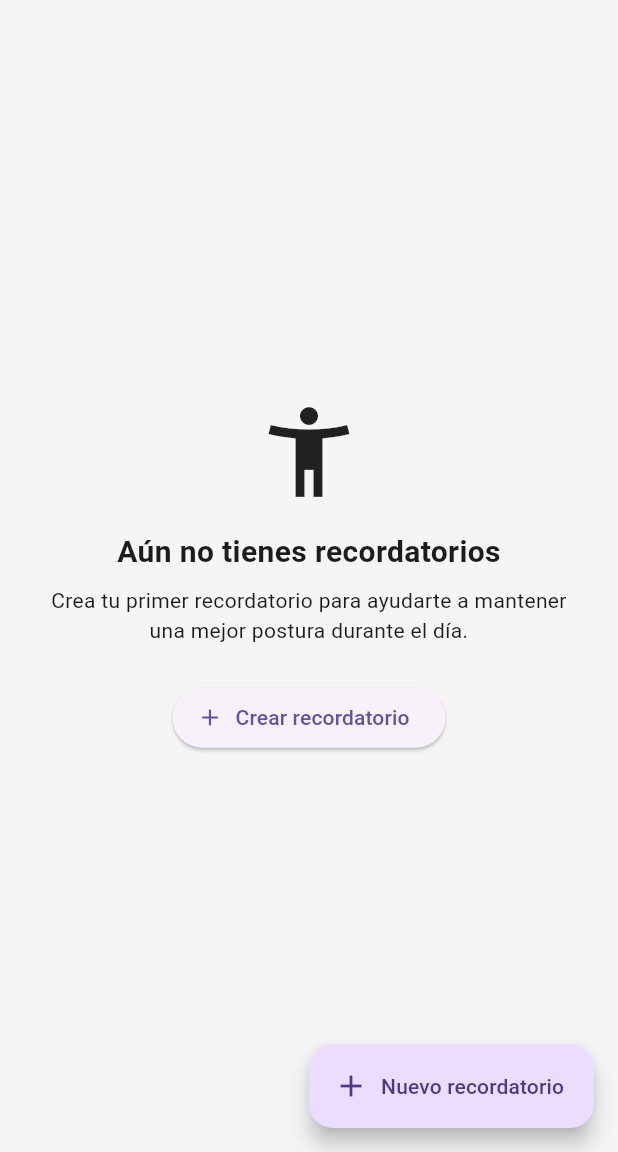
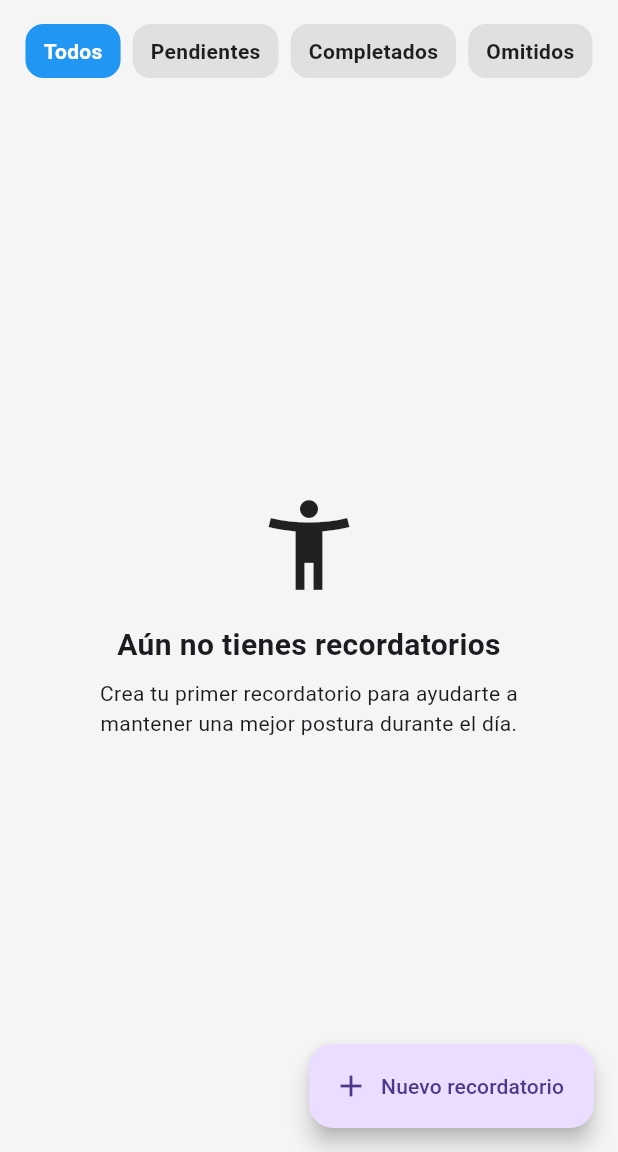
Before and after one commit to tomaXx28/recordatorio_postura, a Flutter app: the screen it shows after launch, on a phone screen of 412 x 824 dp, the part 84-1236 px from its top. Run offline on Flutter 3.47's test engine with Material 3 defaults, Android fonts, the light colour scheme and no system bars; our stand-ins replace cloud_firestore, firebase_core, flutter_local_notifications, shared_preferences, timezone; accounts and stored records are empty.

Commit message:
filtro para mostrar en home

```diff
--- a/lib/screens/home_scren.dart
+++ b/lib/screens/home_scren.dart
@@ -1,9 +1,10 @@
 import 'package:flutter/material.dart';
 import 'package:provider/provider.dart';
+import 'package:recordatorios_postura/models/reminder.dart';
+
 import 'package:recordatorios_postura/screens/edit_reminder_screen.dart';
-
-import '../state/reminder_controller.dart';
-import '../models/reminder.dart';
+import 'package:recordatorios_postura/state/reminder_controller.dart';
+import 'package:recordatorios_postura/utils/filter_button.dart';
 
 class HomeScreen extends StatelessWidget {
   const HomeScreen({super.key});
@@ -15,32 +16,60 @@ class HomeScreen extends StatelessWidget {
         title: const Text('Recordatorios de postura'),
         centerTitle: true,
       ),
-
       body: Consumer<ReminderController>(
         builder: (context, controller, _) {
-          final reminders = controller.reminders;
+          // OJO: usamos la lista filtrada
+          final reminders = controller.filteredReminders;
 
-          if (reminders.isEmpty) {
-            return const _EmptyState();
-          }
+          return Padding(
+            padding: const EdgeInsets.all(16),
+            child: Column(
+              children: [
+                // --------------------
+                // FILTROS
+                // --------------------
+               Wrap(
+  spacing: 8,
+  runSpacing: 8,
+  alignment: WrapAlignment.center,
+  children: const [
+    FilterButton(text: "Todos", filter: ReminderFilter.all),
+    FilterButton(text: "Pendientes", filter: ReminderFilter.pending),
+    FilterButton(text: "Completados", filter: ReminderFilter.completed),
+    FilterButton(text: "Omitidos", filter: ReminderFilter.skipped),
+  ],
+),
 
-          return ListView.separated(
-            padding: const EdgeInsets.all(16),
-            itemCount: reminders.length,
-            separatorBuilder: (_, __) => const SizedBox(height: 12),
-            itemBuilder: (context, index) {
-              final reminder = reminders[index];
-              return _ReminderTile(reminder: reminder);
-            },
+                const SizedBox(height: 16),
+
+                // --------------------
+                // LISTA FILTRADA
+                // --------------------
+                Expanded(
+                  child: reminders.isEmpty
+                      ? const _EmptyState()
+                      : ListView.separated(
+                          itemCount: reminders.length,
+                          separatorBuilder: (_, __) =>
+                              const SizedBox(height: 12),
+                          itemBuilder: (_, index) {
+                            final reminder = reminders[index];
+                            return _ReminderTile(reminder: reminder);
+                          },
+                        ),
+                ),
+              ],
+            ),
           );
         },
       ),
-
       floatingActionButton: FloatingActionButton.extended(
         onPressed: () {
           Navigator.push(
             context,
-            MaterialPageRoute(builder: (_) => const EditReminderScreen()),
+            MaterialPageRoute(
+              builder: (_) => const EditReminderScreen(),
+            ),
           );
         },
         label: const Text('Nuevo recordatorio'),
@@ -50,6 +79,9 @@ class HomeScreen extends StatelessWidget {
   }
 }
 
+// ----------------------------------------------------------
+// ITEM DE LA LISTA
+// ----------------------------------------------------------
 class _ReminderTile extends StatelessWidget {
   final Reminder reminder;
 
@@ -104,21 +136,24 @@ class _ReminderTile extends StatelessWidget {
                   const SizedBox(height: 8),
                   Text(
                     '${reminder.dateTime}',
-                    style: TextStyle(color: Colors.grey[700], fontSize: 13),
+                    style: TextStyle(
+                      color: Colors.grey[700],
+                      fontSize: 13,
+                    ),
                   ),
                 ],
               ),
             ),
 
-            // Menú
+            // Menú (eliminar)
             PopupMenuButton<String>(
               onSelected: (value) {
                 if (value == 'delete') {
                   _confirmDelete(context);
                 }
               },
-              itemBuilder: (context) => [
-                const PopupMenuItem(
+              itemBuilder: (context) => const [
+                PopupMenuItem(
                   value: 'delete',
                   child: Row(
                     children: [
@@ -152,7 +187,9 @@ class _ReminderTile extends StatelessWidget {
           ElevatedButton(
             style: ElevatedButton.styleFrom(backgroundColor: Colors.red),
             onPressed: () {
-              context.read<ReminderController>().deleteReminder(reminder.id);
+              context
+                  .read<ReminderController>()
+                  .deleteReminder(reminder.id);
               Navigator.pop(context);
             },
             child: const Text('Eliminar'),
@@ -163,6 +200,9 @@ class _ReminderTile extends StatelessWidget {
   }
 }
 
+// ----------------------------------------------------------
+// ESTADO VACÍO
+// ----------------------------------------------------------
 class _EmptyState extends StatelessWidget {
   const _EmptyState();
 
@@ -173,27 +213,19 @@ class _EmptyState extends StatelessWidget {
         padding: const EdgeInsets.symmetric(horizontal: 32.0),
         child: Column(
           mainAxisSize: MainAxisSize.min,
-          children: [
-            const Icon(Icons.accessibility_new, size: 72),
-            const SizedBox(height: 16),
-            const Text(
+          children: const [
+            Icon(Icons.accessibility_new, size: 72),
+            SizedBox(height: 16),
+            Text(
               'Aún no tienes recordatorios',
               style: TextStyle(fontSize: 20, fontWeight: FontWeight.w600),
               textAlign: TextAlign.center,
             ),
-            const SizedBox(height: 8),
-            const Text(
+            SizedBox(height: 8),
+            Text(
               'Crea tu primer recordatorio para ayudarte a mantener una mejor postura durante el día.',
               style: TextStyle(fontSize: 14),
               textAlign: TextAlign.center,
-            ),
-            const SizedBox(height: 24),
-            ElevatedButton.icon(
-              onPressed: () {
-                // Luego abrirá la pantalla de nuevo recordatorio.
-              },
-              icon: const Icon(Icons.add),
-              label: const Text('Crear recordatorio'),
             ),
           ],
         ),
--- a/lib/state/reminder_controller.dart
+++ b/lib/state/reminder_controller.dart
@@ -4,11 +4,15 @@ import '../models/reminder.dart';
 import '../services/local_storage_service.dart';
 
 
+enum ReminderFilter { all, pending, completed, skipped }
+
 class ReminderController extends ChangeNotifier {
   final List<Reminder> _reminders = [];
 
   final LocalStorageService _local = LocalStorageService();
   final FirebaseService _firebase = FirebaseService();
+
+  ReminderFilter currentFilter = ReminderFilter.all;
 
   List<Reminder> get reminders => List.unmodifiable(_reminders);
 
@@ -17,6 +21,9 @@ class ReminderController extends ChangeNotifier {
     _listenFirebase();
   }
 
+  // -----------------------------------------
+  // LOAD DATA
+  // -----------------------------------------
   Future<void> _loadInitialData() async {
     final saved = await _local.loadReminders();
     _reminders.addAll(saved);
@@ -24,16 +31,39 @@ class ReminderController extends ChangeNotifier {
   }
 
   void _listenFirebase() {
-    _firebase.listenReminders().listen((remoteList) {
+    _firebase.listenReminders().listen((firebaseList) {
       _reminders
         ..clear()
-        ..addAll(remoteList);
-
+        ..addAll(firebaseList);
       notifyListeners();
-      _local.saveReminders(_reminders); // sincroniza local
+      _local.saveReminders(_reminders);
     });
   }
 
+  // -----------------------------------------
+  // FILTER LOGIC
+  // -----------------------------------------
+  void changeFilter(ReminderFilter filter) {
+    currentFilter = filter;
+    notifyListeners();
+  }
+
+  List<Reminder> get filteredReminders {
+    switch (currentFilter) {
+      case ReminderFilter.pending:
+        return _reminders.where((r) => r.status == ReminderStatus.pending).toList();
+      case ReminderFilter.completed:
+        return _reminders.where((r) => r.status == ReminderStatus.completed).toList();
+      case ReminderFilter.skipped:
+        return _reminders.where((r) => r.status == ReminderStatus.skipped).toList();
+      default:
+        return _reminders;
+    }
+  }
+
+  // -----------------------------------------
+  // CRUD
+  // -----------------------------------------
   Future<void> addReminder(Reminder reminder) async {
     _reminders.add(reminder);
     notifyListeners();
@@ -44,14 +74,13 @@ class ReminderController extends ChangeNotifier {
 
   Future<void> updateReminder(Reminder updated) async {
     final index = _reminders.indexWhere((r) => r.id == updated.id);
+    if (index == -1) return;
 
-    if (index != -1) {
-      _reminders[index] = updated;
-      notifyListeners();
+    _reminders[index] = updated;
+    notifyListeners();
 
-      await _local.saveReminders(_reminders);
-      await _firebase.saveReminder(updated);
-    }
+    await _local.saveReminders(_reminders);
+    await _firebase.saveReminder(updated);
   }
 
   Future<void> deleteReminder(String id) async {
@@ -61,4 +90,25 @@ class ReminderController extends ChangeNotifier {
     await _local.saveReminders(_reminders);
     await _firebase.deleteReminder(id);
   }
+
+  // -----------------------------------------
+  // STATUS UPDATE
+  // -----------------------------------------
+  Future<void> markAsCompleted(String id) async {
+    final reminder = _reminders.firstWhere((r) => r.id == id);
+    reminder.status = ReminderStatus.completed;
+
+    notifyListeners();
+    await _local.saveReminders(_reminders);
+    await _firebase.saveReminder(reminder);
+  }
+
+  Future<void> markAsSkipped(String id) async {
+    final reminder = _reminders.firstWhere((r) => r.id == id);
+    reminder.status = ReminderStatus.skipped;
+
+    notifyListeners();
+    await _local.saveReminders(_reminders);
+    await _firebase.saveReminder(reminder);
+  }
 }
--- /dev/null
+++ b/lib/utils/filter_button.dart
@@ -0,0 +1,38 @@
+import 'package:flutter/material.dart';
+import 'package:provider/provider.dart';
+import '../state/reminder_controller.dart';
+
+class FilterButton extends StatelessWidget {
+  final String text;
+  final ReminderFilter filter;
+
+  const FilterButton({
+    super.key,
+    required this.text,
+    required this.filter,
+  });
+
+  @override
+  Widget build(BuildContext context) {
+    final controller = Provider.of<ReminderController>(context);
+    final isSelected = controller.currentFilter == filter;
+
+    return GestureDetector(
+      onTap: () => controller.changeFilter(filter),
+      child: Container(
+        padding: const EdgeInsets.symmetric(horizontal: 12, vertical: 8),
+        decoration: BoxDecoration(
+          color: isSelected ? Colors.blue : Colors.grey.shade300,
+          borderRadius: BorderRadius.circular(12),
+        ),
+        child: Text(
+          text,
+          style: TextStyle(
+            color: isSelected ? Colors.white : Colors.black87,
+            fontWeight: FontWeight.bold,
+          ),
+        ),
+      ),
+    );
+  }
+}
```
Also changed, not shown: lib/main.dart (+12 -0 lines), lib/models/reminder.dart (+57 -22 lines), lib/services/notificaciones_services.dart (added, +114 -0 lines).
